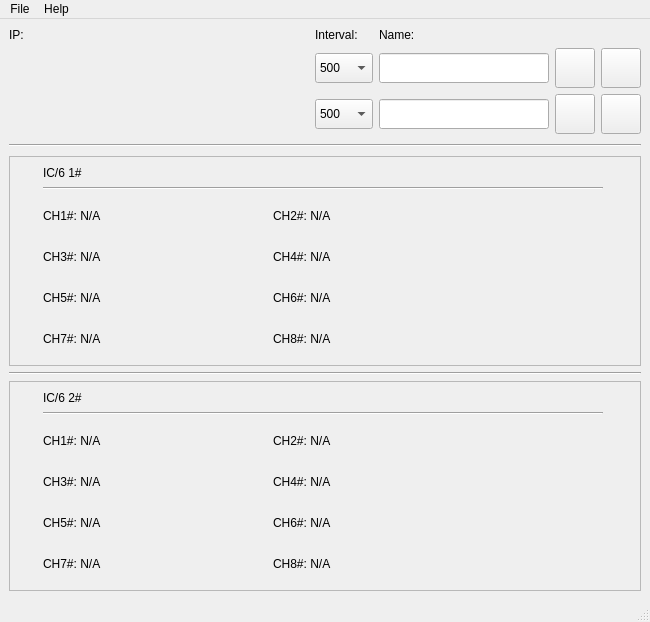
Qt form ic6_comm.ui (xmartinly/ic6comm) before a commit.
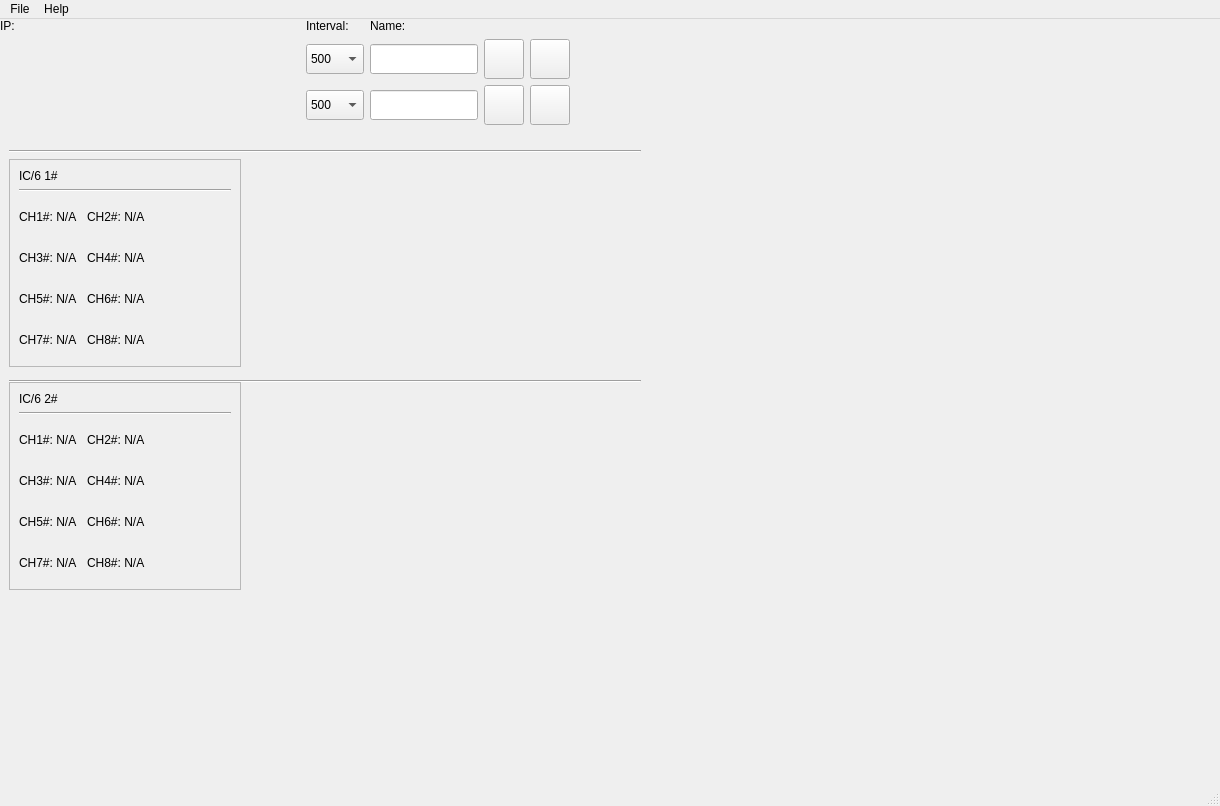
The same form after that commit. Icons and pictures are not drawn. Custom widgets are drawn as their Qt base class.

The edit to the form file:
```diff
--- a/ic6_comm.ui
+++ b/ic6_comm.ui
@@ -6,8 +6,8 @@
    <rect>
     <x>0</x>
     <y>0</y>
-    <width>650</width>
-    <height>622</height>
+    <width>1220</width>
+    <height>806</height>
    </rect>
   </property>
   <property name="minimumSize">
@@ -18,343 +18,23 @@
   </property>
   <property name="maximumSize">
    <size>
-    <width>650</width>
-    <height>622</height>
+    <width>16777215</width>
+    <height>16777215</height>
    </size>
   </property>
   <property name="windowTitle">
    <string>IC6Comm_dev</string>
   </property>
   <widget class="QWidget" name="centralwidget">
-   <layout class="QGridLayout" name="gridLayout_4" rowstretch="1,1,99,1,99">
-    <item row="0" column="0">
-     <layout class="QGridLayout" name="gridLayout" rowstretch="1,0,0">
-      <item row="1" column="1">
-       <widget class="QComboBox" name="cb_intvl1">
-        <property name="minimumSize">
-         <size>
-          <width>0</width>
-          <height>30</height>
-         </size>
-        </property>
-        <property name="maximumSize">
-         <size>
-          <width>16777215</width>
-          <height>30</height>
-         </size>
-        </property>
-        <property name="currentIndex">
-         <number>2</number>
-        </property>
-        <item>
-         <property name="text">
-          <string>100</string>
-         </property>
-        </item>
-        <item>
-         <property name="text">
-          <string>200</string>
-         </property>
-        </item>
-        <item>
-         <property name="text">
-          <string>500</string>
-         </property>
-        </item>
-        <item>
-         <property name="text">
-          <string>1000</string>
-         </property>
-        </item>
-        <item>
-         <property name="text">
-          <string>2000</string>
-         </property>
-        </item>
-       </widget>
-      </item>
-      <item row="2" column="1">
-       <widget class="QComboBox" name="cb_intvl2">
-        <property name="minimumSize">
-         <size>
-          <width>0</width>
-          <height>30</height>
-         </size>
-        </property>
-        <property name="maximumSize">
-         <size>
-          <width>16777215</width>
-          <height>30</height>
-         </size>
-        </property>
-        <property name="currentIndex">
-         <number>2</number>
-        </property>
-        <item>
-         <property name="text">
-          <string>100</string>
-         </property>
-        </item>
-        <item>
-         <property name="text">
-          <string>200</string>
-         </property>
-        </item>
-        <item>
-         <property name="text">
-          <string>500</string>
-         </property>
-        </item>
-        <item>
-         <property name="text">
-          <string>1000</string>
-         </property>
-        </item>
-        <item>
-         <property name="text">
-          <string>2000</string>
-         </property>
-        </item>
-       </widget>
-      </item>
-      <item row="2" column="4">
-       <widget class="QToolButton" name="tb_stop2">
-        <property name="minimumSize">
-         <size>
-          <width>40</width>
-          <height>40</height>
-         </size>
-        </property>
-        <property name="maximumSize">
-         <size>
-          <width>40</width>
-          <height>40</height>
-         </size>
-        </property>
-        <property name="toolTip">
-         <string>Stop</string>
-        </property>
-        <property name="text">
-         <string/>
-        </property>
-        <property name="icon">
-         <iconset resource="facade/res.qrc">
-          <normaloff>:/Picture/svg/wm_stop.svg</normaloff>:/Picture/svg/wm_stop.svg</iconset>
-        </property>
-        <property name="iconSize">
-         <size>
-          <width>36</width>
-          <height>36</height>
-         </size>
-        </property>
-       </widget>
-      </item>
-      <item row="0" column="2">
-       <widget class="QLabel" name="label_3">
-        <property name="font">
-         <font>
-          <bold>false</bold>
-         </font>
-        </property>
-        <property name="text">
-         <string>Name:</string>
-        </property>
-       </widget>
-      </item>
-      <item row="2" column="3">
-       <widget class="QToolButton" name="tb_start2">
-        <property name="minimumSize">
-         <size>
-          <width>40</width>
-          <height>40</height>
-         </size>
-        </property>
-        <property name="maximumSize">
-         <size>
-          <width>40</width>
-          <height>40</height>
-         </size>
-        </property>
-        <property name="toolTip">
-         <string>Start</string>
-        </property>
-        <property name="text">
-         <string/>
-        </property>
-        <property name="icon">
-         <iconset resource="facade/res.qrc">
-          <normaloff>:/Picture/svg/wm_play.svg</normaloff>:/Picture/svg/wm_play.svg</iconset>
-        </property>
-        <property name="iconSize">
-         <size>
-          <width>36</width>
-          <height>36</height>
-         </size>
-        </property>
-       </widget>
-      </item>
-      <item row="0" column="0">
-       <widget class="QLabel" name="label">
-        <property name="font">
-         <font>
-          <bold>false</bold>
-         </font>
-        </property>
-        <property name="text">
-         <string>IP:</string>
-        </property>
-       </widget>
-      </item>
-      <item row="1" column="3">
-       <widget class="QToolButton" name="tb_start1">
-        <property name="minimumSize">
-         <size>
-          <width>40</width>
-          <height>40</height>
-         </size>
-        </property>
-        <property name="maximumSize">
-         <size>
-          <width>40</width>
-          <height>40</height>
-         </size>
-        </property>
-        <property name="toolTip">
-         <string>Start</string>
-        </property>
-        <property name="text">
-         <string/>
-        </property>
-        <property name="icon">
-         <iconset resource="facade/res.qrc">
-          <normaloff>:/Picture/svg/wm_play.svg</normaloff>:/Picture/svg/wm_play.svg</iconset>
-        </property>
-        <property name="iconSize">
-         <size>
-          <width>36</width>
-          <height>36</height>
-         </size>
-        </property>
-       </widget>
-      </item>
-      <item row="2" column="2">
-       <widget class="QLineEdit" name="le_name2">
-        <property name="minimumSize">
-         <size>
-          <width>0</width>
-          <height>30</height>
-         </size>
-        </property>
-        <property name="maximumSize">
-         <size>
-          <width>16777215</width>
-          <height>30</height>
-         </size>
-        </property>
-        <property name="text">
-         <string/>
-        </property>
-       </widget>
-      </item>
-      <item row="2" column="0">
-       <widget class="IPAddress" name="wd_ip2" native="true">
-        <property name="minimumSize">
-         <size>
-          <width>300</width>
-          <height>30</height>
-         </size>
-        </property>
-        <property name="maximumSize">
-         <size>
-          <width>300</width>
-          <height>30</height>
-         </size>
-        </property>
-       </widget>
-      </item>
-      <item row="1" column="4">
-       <widget class="QToolButton" name="tb_stop1">
-        <property name="minimumSize">
-         <size>
-          <width>40</width>
-          <height>40</height>
-         </size>
-        </property>
-        <property name="maximumSize">
-         <size>
-          <width>40</width>
-          <height>40</height>
-         </size>
-        </property>
-        <property name="toolTip">
-         <string>Stop</string>
-        </property>
-        <property name="text">
-         <string/>
-        </property>
-        <property name="icon">
-         <iconset resource="facade/res.qrc">
-          <normaloff>:/Picture/svg/wm_stop.svg</normaloff>:/Picture/svg/wm_stop.svg</iconset>
-        </property>
-        <property name="iconSize">
-         <size>
-          <width>36</width>
-          <height>36</height>
-         </size>
-        </property>
-       </widget>
-      </item>
-      <item row="0" column="1">
-       <widget class="QLabel" name="label_2">
-        <property name="font">
-         <font>
-          <bold>false</bold>
-         </font>
-        </property>
-        <property name="text">
-         <string>Interval:</string>
-        </property>
-       </widget>
-      </item>
-      <item row="1" column="2">
-       <widget class="QLineEdit" name="le_name1">
-        <property name="minimumSize">
-         <size>
-          <width>0</width>
-          <height>30</height>
-         </size>
-        </property>
-        <property name="maximumSize">
-         <size>
-          <width>16777215</width>
-          <height>30</height>
-         </size>
-        </property>
-        <property name="text">
-         <string/>
-        </property>
-       </widget>
-      </item>
-      <item row="1" column="0">
-       <widget class="IPAddress" name="wd_ip1" native="true">
-        <property name="minimumSize">
-         <size>
-          <width>300</width>
-          <height>30</height>
-         </size>
-        </property>
-        <property name="maximumSize">
-         <size>
-          <width>300</width>
-          <height>30</height>
-         </size>
-        </property>
-       </widget>
-      </item>
-     </layout>
-    </item>
-    <item row="1" column="0">
      <widget class="Line" name="line">
+    <property name="geometry">
+     <rect>
+      <x>9</x>
+      <y>124</y>
+      <width>632</width>
+      <height>16</height>
+     </rect>
+    </property>
       <property name="minimumSize">
        <size>
         <width>0</width>
@@ -365,9 +45,15 @@
        <enum>Qt::Horizontal</enum>
       </property>
      </widget>
-    </item>
-    <item row="2" column="0">
      <widget class="QFrame" name="frame1">
+    <property name="geometry">
+     <rect>
+      <x>9</x>
+      <y>140</y>
+      <width>232</width>
+      <height>208</height>
+     </rect>
+    </property>
       <property name="frameShape">
        <enum>QFrame::StyledPanel</enum>
       </property>
@@ -743,16 +429,28 @@
        </item>
       </layout>
      </widget>
-    </item>
-    <item row="3" column="0">
      <widget class="Line" name="line_2">
+    <property name="geometry">
+     <rect>
+      <x>9</x>
+      <y>354</y>
+      <width>632</width>
+      <height>16</height>
+     </rect>
+    </property>
       <property name="orientation">
        <enum>Qt::Horizontal</enum>
       </property>
      </widget>
-    </item>
-    <item row="4" column="0">
      <widget class="QFrame" name="frame2">
+    <property name="geometry">
+     <rect>
+      <x>9</x>
+      <y>363</y>
+      <width>232</width>
+      <height>208</height>
+     </rect>
+    </property>
       <property name="frameShape">
        <enum>QFrame::StyledPanel</enum>
       </property>
@@ -760,8 +458,8 @@
        <enum>QFrame::Raised</enum>
       </property>
       <layout class="QGridLayout" name="gridLayout_2" rowstretch="0,0,0,0,0,0,0" columnstretch="0,0,0,0">
-       <item row="3" column="3">
-        <widget class="QLabel" name="xtal2_2">
+     <item row="6" column="2">
+      <widget class="QLabel" name="xtal2_7">
          <property name="minimumSize">
           <size>
            <width>35</width>
@@ -778,29 +476,42 @@
           <string/>
          </property>
          <property name="pixmap">
-          <pixmap resource="facade/res.qrc">:/Picture/svg/wm_circled_2.svg</pixmap>
+        <pixmap resource="facade/res.qrc">:/Picture/svg/wm_circled_7.svg</pixmap>
          </property>
          <property name="scaledContents">
           <bool>true</bool>
          </property>
         </widget>
        </item>
-       <item row="5" column="0">
-        <widget class="QLabel" name="ch2_5">
+     <item row="5" column="2">
+      <widget class="QLabel" name="xtal2_5">
          <property name="minimumSize">
           <size>
-           <width>0</width>
+         <width>35</width>
            <height>35</height>
           </size>
          </property>
          <property name="maximumSize">
           <size>
-           <width>200</width>
-           <height>16777215</height>
+         <width>35</width>
+         <height>35</height>
           </size>
          </property>
          <property name="text">
-          <string>CH5#: N/A</string>
+        <string/>
+       </property>
+       <property name="pixmap">
+        <pixmap resource="facade/res.qrc">:/Picture/svg/wm_circled_5.svg</pixmap>
+       </property>
+       <property name="scaledContents">
+        <bool>true</bool>
+       </property>
+      </widget>
+     </item>
+     <item row="1" column="0" rowspan="2" colspan="4">
+      <widget class="Line" name="line_9">
+       <property name="orientation">
+        <enum>Qt::Horizontal</enum>
          </property>
         </widget>
        </item>
@@ -823,50 +534,6 @@
          </property>
         </widget>
        </item>
-       <item row="4" column="1">
-        <widget class="QLabel" name="ch2_4">
-         <property name="minimumSize">
-          <size>
-           <width>0</width>
-           <height>35</height>
-          </size>
-         </property>
-         <property name="maximumSize">
-          <size>
-           <width>200</width>
-           <height>16777215</height>
-          </size>
-         </property>
-         <property name="text">
-          <string>CH4#: N/A</string>
-         </property>
-        </widget>
-       </item>
-       <item row="6" column="3">
-        <widget class="QLabel" name="xtal2_8">
-         <property name="minimumSize">
-          <size>
-           <width>35</width>
-           <height>35</height>
-          </size>
-         </property>
-         <property name="maximumSize">
-          <size>
-           <width>35</width>
-           <height>35</height>
-          </size>
-         </property>
-         <property name="text">
-          <string/>
-         </property>
-         <property name="pixmap">
-          <pixmap resource="facade/res.qrc">:/Picture/svg/wm_circled_8.svg</pixmap>
-         </property>
-         <property name="scaledContents">
-          <bool>true</bool>
-         </property>
-        </widget>
-       </item>
        <item row="4" column="0">
         <widget class="QLabel" name="ch2_3">
          <property name="minimumSize">
@@ -886,145 +553,6 @@
          </property>
         </widget>
        </item>
-       <item row="4" column="3">
-        <widget class="QLabel" name="xtal2_4">
-         <property name="minimumSize">
-          <size>
-           <width>35</width>
-           <height>35</height>
-          </size>
-         </property>
-         <property name="maximumSize">
-          <size>
-           <width>35</width>
-           <height>35</height>
-          </size>
-         </property>
-         <property name="text">
-          <string/>
-         </property>
-         <property name="pixmap">
-          <pixmap resource="facade/res.qrc">:/Picture/svg/wm_circled_4.svg</pixmap>
-         </property>
-         <property name="scaledContents">
-          <bool>true</bool>
-         </property>
-        </widget>
-       </item>
-       <item row="1" column="0" rowspan="2" colspan="4">
-        <widget class="Line" name="line_9">
-         <property name="orientation">
-          <enum>Qt::Horizontal</enum>
-         </property>
-        </widget>
-       </item>
-       <item row="6" column="1">
-        <widget class="QLabel" name="ch2_8">
-         <property name="minimumSize">
-          <size>
-           <width>0</width>
-           <height>35</height>
-          </size>
-         </property>
-         <property name="maximumSize">
-          <size>
-           <width>200</width>
-           <height>16777215</height>
-          </size>
-         </property>
-         <property name="text">
-          <string>CH8#: N/A</string>
-         </property>
-        </widget>
-       </item>
-       <item row="6" column="2">
-        <widget class="QLabel" name="xtal2_7">
-         <property name="minimumSize">
-          <size>
-           <width>35</width>
-           <height>35</height>
-          </size>
-         </property>
-         <property name="maximumSize">
-          <size>
-           <width>35</width>
-           <height>35</height>
-          </size>
-         </property>
-         <property name="text">
-          <string/>
-         </property>
-         <property name="pixmap">
-          <pixmap resource="facade/res.qrc">:/Picture/svg/wm_circled_7.svg</pixmap>
-         </property>
-         <property name="scaledContents">
-          <bool>true</bool>
-         </property>
-        </widget>
-       </item>
-       <item row="4" column="2">
-        <widget class="QLabel" name="xtal2_3">
-         <property name="minimumSize">
-          <size>
-           <width>35</width>
-           <height>35</height>
-          </size>
-         </property>
-         <property name="maximumSize">
-          <size>
-           <width>35</width>
-           <height>35</height>
-          </size>
-         </property>
-         <property name="text">
-          <string/>
-         </property>
-         <property name="pixmap">
-          <pixmap resource="facade/res.qrc">:/Picture/svg/wm_circled_3.svg</pixmap>
-         </property>
-         <property name="scaledContents">
-          <bool>true</bool>
-         </property>
-        </widget>
-       </item>
-       <item row="6" column="0">
-        <widget class="QLabel" name="ch2_7">
-         <property name="minimumSize">
-          <size>
-           <width>0</width>
-           <height>35</height>
-          </size>
-         </property>
-         <property name="maximumSize">
-          <size>
-           <width>200</width>
-           <height>16777215</height>
-          </size>
-         </property>
-         <property name="text">
-          <string>CH7#: N/A</string>
-         </property>
-        </widget>
-       </item>
-       <item row="5" column="1">
-        <widget class="QLabel" name="ch2_6">
-         <property name="minimumSize">
-          <size>
-           <width>0</width>
-           <height>35</height>
-          </size>
-         </property>
-         <property name="maximumSize">
-          <size>
-           <width>200</width>
-           <height>16777215</height>
-          </size>
-         </property>
-         <property name="text">
-          <string>CH6#: N/A</string>
-         </property>
-        </widget>
-       </item>
        <item row="3" column="1">
         <widget class="QLabel" name="ch2_2">
          <property name="minimumSize">
@@ -1069,8 +597,8 @@
          </property>
         </widget>
        </item>
-       <item row="5" column="2">
-        <widget class="QLabel" name="xtal2_5">
+     <item row="6" column="3">
+      <widget class="QLabel" name="xtal2_8">
          <property name="minimumSize">
           <size>
            <width>35</width>
@@ -1087,35 +615,29 @@
           <string/>
          </property>
          <property name="pixmap">
-          <pixmap resource="facade/res.qrc">:/Picture/svg/wm_circled_5.svg</pixmap>
+        <pixmap resource="facade/res.qrc">:/Picture/svg/wm_circled_8.svg</pixmap>
          </property>
          <property name="scaledContents">
           <bool>true</bool>
          </property>
         </widget>
        </item>
-       <item row="3" column="2">
-        <widget class="QLabel" name="xtal2_1">
+     <item row="5" column="1">
+      <widget class="QLabel" name="ch2_6">
          <property name="minimumSize">
           <size>
-           <width>35</width>
+         <width>0</width>
            <height>35</height>
           </size>
          </property>
          <property name="maximumSize">
           <size>
-           <width>35</width>
-           <height>35</height>
+         <width>200</width>
+         <height>16777215</height>
           </size>
          </property>
          <property name="text">
-          <string/>
-         </property>
-         <property name="pixmap">
-          <pixmap resource="facade/res.qrc">:/Picture/svg/wm_circled_1.svg</pixmap>
-         </property>
-         <property name="scaledContents">
-          <bool>true</bool>
+        <string>CH6#: N/A</string>
          </property>
         </widget>
        </item>
@@ -1126,17 +648,539 @@
          </property>
         </widget>
        </item>
-      </layout>
-     </widget>
-    </item>
-   </layout>
+     <item row="6" column="0">
+      <widget class="QLabel" name="ch2_7">
+       <property name="minimumSize">
+        <size>
+         <width>0</width>
+         <height>35</height>
+        </size>
+       </property>
+       <property name="maximumSize">
+        <size>
+         <width>200</width>
+         <height>16777215</height>
+        </size>
+       </property>
+       <property name="text">
+        <string>CH7#: N/A</string>
+       </property>
+      </widget>
+     </item>
+     <item row="3" column="2">
+      <widget class="QLabel" name="xtal2_1">
+       <property name="minimumSize">
+        <size>
+         <width>35</width>
+         <height>35</height>
+        </size>
+       </property>
+       <property name="maximumSize">
+        <size>
+         <width>35</width>
+         <height>35</height>
+        </size>
+       </property>
+       <property name="text">
+        <string/>
+       </property>
+       <property name="pixmap">
+        <pixmap resource="facade/res.qrc">:/Picture/svg/wm_circled_1.svg</pixmap>
+       </property>
+       <property name="scaledContents">
+        <bool>true</bool>
+       </property>
+      </widget>
+     </item>
+     <item row="6" column="1">
+      <widget class="QLabel" name="ch2_8">
+       <property name="minimumSize">
+        <size>
+         <width>0</width>
+         <height>35</height>
+        </size>
+       </property>
+       <property name="maximumSize">
+        <size>
+         <width>200</width>
+         <height>16777215</height>
+        </size>
+       </property>
+       <property name="text">
+        <string>CH8#: N/A</string>
+       </property>
+      </widget>
+     </item>
+     <item row="5" column="0">
+      <widget class="QLabel" name="ch2_5">
+       <property name="minimumSize">
+        <size>
+         <width>0</width>
+         <height>35</height>
+        </size>
+       </property>
+       <property name="maximumSize">
+        <size>
+         <width>200</width>
+         <height>16777215</height>
+        </size>
+       </property>
+       <property name="text">
+        <string>CH5#: N/A</string>
+       </property>
+      </widget>
+     </item>
+     <item row="4" column="2">
+      <widget class="QLabel" name="xtal2_3">
+       <property name="minimumSize">
+        <size>
+         <width>35</width>
+         <height>35</height>
+        </size>
+       </property>
+       <property name="maximumSize">
+        <size>
+         <width>35</width>
+         <height>35</height>
+        </size>
+       </property>
+       <property name="text">
+        <string/>
+       </property>
+       <property name="pixmap">
+        <pixmap resource="facade/res.qrc">:/Picture/svg/wm_circled_3.svg</pixmap>
+       </property>
+       <property name="scaledContents">
+        <bool>true</bool>
+       </property>
+      </widget>
+     </item>
+     <item row="4" column="3">
+      <widget class="QLabel" name="xtal2_4">
+       <property name="minimumSize">
+        <size>
+         <width>35</width>
+         <height>35</height>
+        </size>
+       </property>
+       <property name="maximumSize">
+        <size>
+         <width>35</width>
+         <height>35</height>
+        </size>
+       </property>
+       <property name="text">
+        <string/>
+       </property>
+       <property name="pixmap">
+        <pixmap resource="facade/res.qrc">:/Picture/svg/wm_circled_4.svg</pixmap>
+       </property>
+       <property name="scaledContents">
+        <bool>true</bool>
+       </property>
+      </widget>
+     </item>
+     <item row="4" column="1">
+      <widget class="QLabel" name="ch2_4">
+       <property name="minimumSize">
+        <size>
+         <width>0</width>
+         <height>35</height>
+        </size>
+       </property>
+       <property name="maximumSize">
+        <size>
+         <width>200</width>
+         <height>16777215</height>
+        </size>
+       </property>
+       <property name="text">
+        <string>CH4#: N/A</string>
+       </property>
+      </widget>
+     </item>
+     <item row="3" column="3">
+      <widget class="QLabel" name="xtal2_2">
+       <property name="minimumSize">
+        <size>
+         <width>35</width>
+         <height>35</height>
+        </size>
+       </property>
+       <property name="maximumSize">
+        <size>
+         <width>35</width>
+         <height>35</height>
+        </size>
+       </property>
+       <property name="text">
+        <string/>
+       </property>
+       <property name="pixmap">
+        <pixmap resource="facade/res.qrc">:/Picture/svg/wm_circled_2.svg</pixmap>
+       </property>
+       <property name="scaledContents">
+        <bool>true</bool>
+       </property>
+      </widget>
+     </item>
+    </layout>
+   </widget>
+   <widget class="CircleWidget" name="widget" native="true">
+    <property name="geometry">
+     <rect>
+      <x>260</x>
+      <y>400</y>
+      <width>36</width>
+      <height>36</height>
+     </rect>
+    </property>
+    <property name="minimumSize">
+     <size>
+      <width>36</width>
+      <height>36</height>
+     </size>
+    </property>
+    <property name="maximumSize">
+     <size>
+      <width>36</width>
+      <height>36</height>
+     </size>
+    </property>
+   </widget>
+   <widget class="QWidget" name="">
+    <layout class="QGridLayout" name="gridLayout" rowstretch="1,0,0">
+     <item row="1" column="1">
+      <widget class="QComboBox" name="cb_intvl1">
+       <property name="minimumSize">
+        <size>
+         <width>0</width>
+         <height>30</height>
+        </size>
+       </property>
+       <property name="maximumSize">
+        <size>
+         <width>16777215</width>
+         <height>30</height>
+        </size>
+       </property>
+       <property name="currentIndex">
+        <number>2</number>
+       </property>
+       <item>
+        <property name="text">
+         <string>100</string>
+        </property>
+       </item>
+       <item>
+        <property name="text">
+         <string>200</string>
+        </property>
+       </item>
+       <item>
+        <property name="text">
+         <string>500</string>
+        </property>
+       </item>
+       <item>
+        <property name="text">
+         <string>1000</string>
+        </property>
+       </item>
+       <item>
+        <property name="text">
+         <string>2000</string>
+        </property>
+       </item>
+      </widget>
+     </item>
+     <item row="2" column="1">
+      <widget class="QComboBox" name="cb_intvl2">
+       <property name="minimumSize">
+        <size>
+         <width>0</width>
+         <height>30</height>
+        </size>
+       </property>
+       <property name="maximumSize">
+        <size>
+         <width>16777215</width>
+         <height>30</height>
+        </size>
+       </property>
+       <property name="currentIndex">
+        <number>2</number>
+       </property>
+       <item>
+        <property name="text">
+         <string>100</string>
+        </property>
+       </item>
+       <item>
+        <property name="text">
+         <string>200</string>
+        </property>
+       </item>
+       <item>
+        <property name="text">
+         <string>500</string>
+        </property>
+       </item>
+       <item>
+        <property name="text">
+         <string>1000</string>
+        </property>
+       </item>
+       <item>
+        <property name="text">
+         <string>2000</string>
+        </property>
+       </item>
+      </widget>
+     </item>
+     <item row="2" column="4">
+      <widget class="QToolButton" name="tb_stop2">
+       <property name="minimumSize">
+        <size>
+         <width>40</width>
+         <height>40</height>
+        </size>
+       </property>
+       <property name="maximumSize">
+        <size>
+         <width>40</width>
+         <height>40</height>
+        </size>
+       </property>
+       <property name="toolTip">
+        <string>Stop</string>
+       </property>
+       <property name="text">
+        <string/>
+       </property>
+       <property name="icon">
+        <iconset resource="facade/res.qrc">
+         <normaloff>:/Picture/svg/wm_stop.svg</normaloff>:/Picture/svg/wm_stop.svg</iconset>
+       </property>
+       <property name="iconSize">
+        <size>
+         <width>36</width>
+         <height>36</height>
+        </size>
+       </property>
+      </widget>
+     </item>
+     <item row="0" column="2">
+      <widget class="QLabel" name="label_3">
+       <property name="font">
+        <font>
+         <bold>false</bold>
+        </font>
+       </property>
+       <property name="text">
+        <string>Name:</string>
+       </property>
+      </widget>
+     </item>
+     <item row="2" column="3">
+      <widget class="QToolButton" name="tb_start2">
+       <property name="minimumSize">
+        <size>
+         <width>40</width>
+         <height>40</height>
+        </size>
+       </property>
+       <property name="maximumSize">
+        <size>
+         <width>40</width>
+         <height>40</height>
+        </size>
+       </property>
+       <property name="toolTip">
+        <string>Start</string>
+       </property>
+       <property name="text">
+        <string/>
+       </property>
+       <property name="icon">
+        <iconset resource="facade/res.qrc">
+         <normaloff>:/Picture/svg/wm_play.svg</normaloff>:/Picture/svg/wm_play.svg</iconset>
+       </property>
+       <property name="iconSize">
+        <size>
+         <width>36</width>
+         <height>36</height>
+        </size>
+       </property>
+      </widget>
+     </item>
+     <item row="0" column="0">
+      <widget class="QLabel" name="label">
+       <property name="font">
+        <font>
+         <bold>false</bold>
+        </font>
+       </property>
+       <property name="text">
+        <string>IP:</string>
+       </property>
+      </widget>
+     </item>
+     <item row="1" column="3">
+      <widget class="QToolButton" name="tb_start1">
+       <property name="minimumSize">
+        <size>
+         <width>40</width>
+         <height>40</height>
+        </size>
+       </property>
+       <property name="maximumSize">
+        <size>
+         <width>40</width>
+         <height>40</height>
+        </size>
+       </property>
+       <property name="toolTip">
+        <string>Start</string>
+       </property>
+       <property name="text">
+        <string/>
+       </property>
+       <property name="icon">
+        <iconset resource="facade/res.qrc">
+         <normaloff>:/Picture/svg/wm_play.svg</normaloff>:/Picture/svg/wm_play.svg</iconset>
+       </property>
+       <property name="iconSize">
+        <size>
+         <width>36</width>
+         <height>36</height>
+        </size>
+       </property>
+      </widget>
+     </item>
+     <item row="2" column="2">
+      <widget class="QLineEdit" name="le_name2">
+       <property name="minimumSize">
+        <size>
+         <width>0</width>
+         <height>30</height>
+        </size>
+       </property>
+       <property name="maximumSize">
+        <size>
+         <width>16777215</width>
+         <height>30</height>
+        </size>
+       </property>
+       <property name="text">
+        <string/>
+       </property>
+      </widget>
+     </item>
+     <item row="2" column="0">
+      <widget class="IPAddress" name="wd_ip2" native="true">
+       <property name="minimumSize">
+        <size>
+         <width>300</width>
+         <height>30</height>
+        </size>
+       </property>
+       <property name="maximumSize">
+        <size>
+         <width>300</width>
+         <height>30</height>
+        </size>
+       </property>
+      </widget>
+     </item>
+     <item row="1" column="4">
+      <widget class="QToolButton" name="tb_stop1">
+       <property name="minimumSize">
+        <size>
+         <width>40</width>
+         <height>40</height>
+        </size>
+       </property>
+       <property name="maximumSize">
+        <size>
+         <width>40</width>
+         <height>40</height>
+        </size>
+       </property>
+       <property name="toolTip">
+        <string>Stop</string>
+       </property>
+       <property name="text">
+        <string/>
+       </property>
+       <property name="icon">
+        <iconset resource="facade/res.qrc">
+         <normaloff>:/Picture/svg/wm_stop.svg</normaloff>:/Picture/svg/wm_stop.svg</iconset>
+       </property>
+       <property name="iconSize">
+        <size>
+         <width>36</width>
+         <height>36</height>
+        </size>
+       </property>
+      </widget>
+     </item>
+     <item row="0" column="1">
+      <widget class="QLabel" name="label_2">
+       <property name="font">
+        <font>
+         <bold>false</bold>
+        </font>
+       </property>
+       <property name="text">
+        <string>Interval:</string>
+       </property>
+      </widget>
+     </item>
+     <item row="1" column="2">
+      <widget class="QLineEdit" name="le_name1">
+       <property name="minimumSize">
+        <size>
+         <width>0</width>
+         <height>30</height>
+        </size>
+       </property>
+       <property name="maximumSize">
+        <size>
+         <width>16777215</width>
+         <height>30</height>
+        </size>
+       </property>
+       <property name="text">
+        <string/>
+       </property>
+      </widget>
+     </item>
+     <item row="1" column="0">
+      <widget class="IPAddress" name="wd_ip1" native="true">
+       <property name="minimumSize">
+        <size>
+         <width>300</width>
+         <height>30</height>
+        </size>
+       </property>
+       <property name="maximumSize">
+        <size>
+         <width>300</width>
+         <height>30</height>
+        </size>
+       </property>
+      </widget>
+     </item>
+    </layout>
+   </widget>
   </widget>
   <widget class="QMenuBar" name="menubar">
    <property name="geometry">
     <rect>
      <x>0</x>
      <y>0</y>
-     <width>650</width>
+     <width>1220</width>
      <height>20</height>
     </rect>
    </property>
@@ -1196,6 +1240,12 @@
    <header>thirdparty/ipaddress.h</header>
    <container>1</container>
   </customwidget>
+  <customwidget>
+   <class>CircleWidget</class>
+   <extends>QWidget</extends>
+   <header>utility/circle_widget.h</header>
+   <container>1</container>
+  </customwidget>
  </customwidgets>
  <resources>
   <include location="facade/res.qrc"/>
```
Lines whose indentation alone changed are shown as unchanged.
